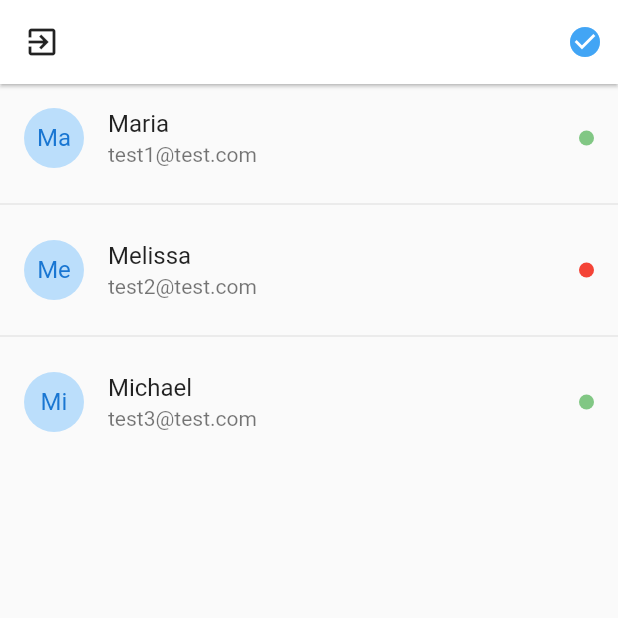
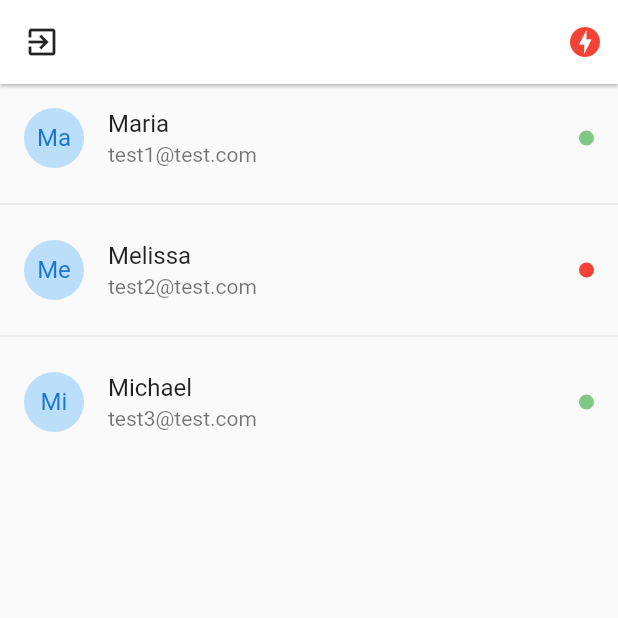
Before and after one commit to michaelrondon27/curso_flutter_avanzado, a Flutter app: the UsuariosPage screen opened by its route, on a phone screen of 412 x 824 dp, the top half of it. Run offline on Flutter 3.47's test engine with Material 2 defaults, Android fonts, the phone set to English and light mode, and no system bars; drawn by our look-alikes of pull_to_refresh; our stand-ins replace flutter_secure_storage, pie_chart, socket_io_client; accounts and stored records are empty; network calls fail.

Commit message:
106. Tarea - Cambiar icono cuando hay conexion con el Socke tServer

```diff
--- a/chat/lib/pages/usuarios_page.dart
+++ b/chat/lib/pages/usuarios_page.dart
@@ -33,8 +33,9 @@ class _UsuariosPageState extends State<UsuariosPage> {
       appBar: AppBar(
         actions: [
           Container(
-            child: Icon( Icons.check_circle, color: Colors.blue[400] ),
-            // child: Icon( Icons.offline_bolt, color: Colors.red ),
+            child: (socketService.serverStatus == ServerStatus.Online )
+              ? Icon( Icons.check_circle, color: Colors.blue[400] )
+              : Icon( Icons.offline_bolt, color: Colors.red ),
             margin: EdgeInsets.only( right: 10 ),
           )
         ],
```
